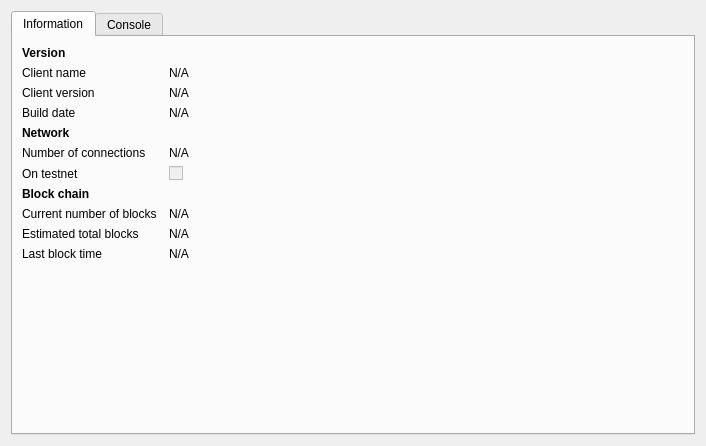
Before: the Qt Designer form src/qt/forms/rpcconsole.ui in hanxianzhai/poscoin, drawn with Qt 5.
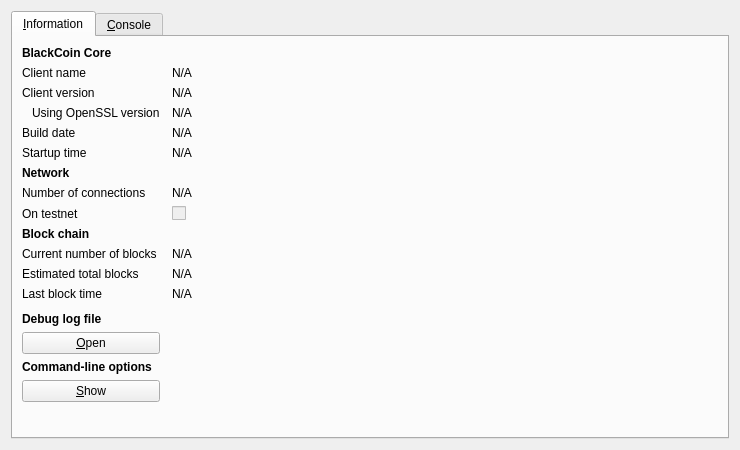
After: the same form once the commit is applied. Icons and pictures are not drawn.

What changed in the file:
```diff
--- a/src/qt/forms/rpcconsole.ui
+++ b/src/qt/forms/rpcconsole.ui
@@ -6,8 +6,8 @@
    <rect>
     <x>0</x>
     <y>0</y>
-    <width>706</width>
-    <height>446</height>
+    <width>740</width>
+    <height>450</height>
    </rect>
   </property>
   <property name="windowTitle">
@@ -21,12 +21,25 @@
      </property>
      <widget class="QWidget" name="tab_info">
       <attribute name="title">
-       <string>Information</string>
+       <string>&amp;Information</string>
       </attribute>
       <layout class="QGridLayout" name="gridLayout" columnstretch="0,1">
        <property name="horizontalSpacing">
         <number>12</number>
        </property>
+       <item row="0" column="0">
+        <widget class="QLabel" name="label_9">
+         <property name="font">
+          <font>
+           <weight>75</weight>
+           <bold>true</bold>
+          </font>
+         </property>
+         <property name="text">
+          <string>BlackCoin Core</string>
+         </property>
+        </widget>
+       </item>
        <item row="1" column="0">
         <widget class="QLabel" name="label_5">
          <property name="text">
@@ -67,20 +80,79 @@
          </property>
         </widget>
        </item>
-       <item row="0" column="0">
-        <widget class="QLabel" name="label_9">
-         <property name="font">
-          <font>
-           <weight>75</weight>
-           <bold>true</bold>
-          </font>
+       <item row="3" column="0">
+        <widget class="QLabel" name="label_14">
+         <property name="text">
+          <string>Using OpenSSL version</string>
          </property>
+         <property name="indent">
+          <number>10</number>
+         </property>
+        </widget>
+       </item>
+       <item row="3" column="1">
+        <widget class="QLabel" name="openSSLVersion">
+         <property name="cursor">
+          <cursorShape>IBeamCursor</cursorShape>
+         </property>
          <property name="text">
-          <string>Version</string>
+          <string>N/A</string>
+         </property>
+         <property name="textFormat">
+          <enum>Qt::PlainText</enum>
+         </property>
+         <property name="textInteractionFlags">
+          <set>Qt::LinksAccessibleByMouse|Qt::TextSelectableByKeyboard|Qt::TextSelectableByMouse</set>
          </property>
         </widget>
        </item>
        <item row="4" column="0">
+        <widget class="QLabel" name="label_12">
+         <property name="text">
+          <string>Build date</string>
+         </property>
+        </widget>
+       </item>
+       <item row="4" column="1">
+        <widget class="QLabel" name="buildDate">
+         <property name="cursor">
+          <cursorShape>IBeamCursor</cursorShape>
+         </property>
+         <property name="text">
+          <string>N/A</string>
+         </property>
+         <property name="textFormat">
+          <enum>Qt::PlainText</enum>
+         </property>
+         <property name="textInteractionFlags">
+          <set>Qt::LinksAccessibleByMouse|Qt::TextSelectableByKeyboard|Qt::TextSelectableByMouse</set>
+         </property>
+        </widget>
+       </item>
+       <item row="5" column="0">
+        <widget class="QLabel" name="label_13">
+         <property name="text">
+          <string>Startup time</string>
+         </property>
+        </widget>
+       </item>
+       <item row="5" column="1">
+        <widget class="QLabel" name="startupTime">
+         <property name="cursor">
+          <cursorShape>IBeamCursor</cursorShape>
+         </property>
+         <property name="text">
+          <string>N/A</string>
+         </property>
+         <property name="textFormat">
+          <enum>Qt::PlainText</enum>
+         </property>
+         <property name="textInteractionFlags">
+          <set>Qt::LinksAccessibleByMouse|Qt::TextSelectableByKeyboard|Qt::TextSelectableByMouse</set>
+         </property>
+        </widget>
+       </item>
+       <item row="6" column="0">
         <widget class="QLabel" name="label_11">
          <property name="font">
           <font>
@@ -93,14 +165,14 @@
          </property>
         </widget>
        </item>
-       <item row="5" column="0">
+       <item row="7" column="0">
         <widget class="QLabel" name="label_7">
          <property name="text">
           <string>Number of connections</string>
          </property>
         </widget>
        </item>
-       <item row="5" column="1">
+       <item row="7" column="1">
         <widget class="QLabel" name="numberOfConnections">
          <property name="text">
           <string>N/A</string>
@@ -113,14 +185,14 @@
          </property>
         </widget>
        </item>
-       <item row="6" column="0">
+       <item row="8" column="0">
         <widget class="QLabel" name="label_8">
          <property name="text">
           <string>On testnet</string>
          </property>
         </widget>
        </item>
-       <item row="6" column="1">
+       <item row="8" column="1">
         <widget class="QCheckBox" name="isTestNet">
          <property name="enabled">
           <bool>false</bool>
@@ -130,7 +202,7 @@
          </property>
         </widget>
        </item>
-       <item row="7" column="0">
+       <item row="9" column="0">
         <widget class="QLabel" name="label_10">
          <property name="font">
           <font>
@@ -143,14 +215,14 @@
          </property>
         </widget>
        </item>
-       <item row="8" column="0">
+       <item row="10" column="0">
         <widget class="QLabel" name="label_3">
          <property name="text">
           <string>Current number of blocks</string>
          </property>
         </widget>
        </item>
-       <item row="8" column="1">
+       <item row="10" column="1">
         <widget class="QLabel" name="numberOfBlocks">
          <property name="text">
           <string>N/A</string>
@@ -163,14 +235,14 @@
          </property>
         </widget>
        </item>
-       <item row="9" column="0">
+       <item row="11" column="0">
         <widget class="QLabel" name="label_4">
          <property name="text">
           <string>Estimated total blocks</string>
          </property>
         </widget>
        </item>
-       <item row="9" column="1">
+       <item row="11" column="1">
         <widget class="QLabel" name="totalBlocks">
          <property name="text">
           <string>N/A</string>
@@ -183,14 +255,14 @@
          </property>
         </widget>
        </item>
-       <item row="10" column="0">
+       <item row="12" column="0">
         <widget class="QLabel" name="label_2">
          <property name="text">
           <string>Last block time</string>
          </property>
         </widget>
        </item>
-       <item row="10" column="1">
+       <item row="12" column="1">
         <widget class="QLabel" name="lastBlockTime">
          <property name="text">
           <string>N/A</string>
@@ -203,7 +275,72 @@
          </property>
         </widget>
        </item>
-       <item row="11" column="0">
+       <item row="13" column="0">
+        <spacer name="verticalSpacer_2">
+         <property name="orientation">
+          <enum>Qt::Vertical</enum>
+         </property>
+         <property name="sizeHint" stdset="0">
+          <size>
+           <width>20</width>
+           <height>20</height>
+          </size>
+         </property>
+        </spacer>
+       </item>
+       <item row="14" column="0">
+        <widget class="QLabel" name="labelDebugLogfile">
+         <property name="font">
+          <font>
+           <weight>75</weight>
+           <bold>true</bold>
+          </font>
+         </property>
+         <property name="text">
+          <string>Debug log file</string>
+         </property>
+        </widget>
+       </item>
+       <item row="15" column="0">
+        <widget class="QPushButton" name="openDebugLogfileButton">
+         <property name="toolTip">
+          <string>Open the BlackCoin debug log file from the current data directory. This can take a few seconds for large log files.</string>
+         </property>
+         <property name="text">
+          <string>&amp;Open</string>
+         </property>
+         <property name="autoDefault">
+          <bool>false</bool>
+         </property>
+        </widget>
+       </item>
+       <item row="16" column="0">
+        <widget class="QLabel" name="labelCLOptions">
+         <property name="font">
+          <font>
+           <weight>75</weight>
+           <bold>true</bold>
+          </font>
+         </property>
+         <property name="text">
+          <string>Command-line options</string>
+         </property>
+        </widget>
+       </item>
+       <item row="17" column="0">
+        <widget class="QPushButton" name="showCLOptionsButton">
+         <property name="toolTip">
+          <string>Show the BlackCoin-Qt help message to get a list with possible BlackCoin command-line options.</string>
+         </property>
+         <property name="text">
+          <string>&amp;Show</string>
+         </property>
+         <property name="autoDefault">
+          <bool>false</bool>
+         </property>
+        </widget>
+       </item>
+       <item row="18" column="0">
         <spacer name="verticalSpacer">
          <property name="orientation">
           <enum>Qt::Vertical</enum>
@@ -216,25 +353,11 @@
          </property>
         </spacer>
        </item>
-       <item row="3" column="0">
-        <widget class="QLabel" name="label_12">
-         <property name="text">
-          <string>Build date</string>
-         </property>
-        </widget>
-       </item>
-       <item row="3" column="1">
-        <widget class="QLabel" name="buildDate">
-         <property name="text">
-          <string>N/A</string>
-         </property>
-        </widget>
-       </item>
       </layout>
      </widget>
      <widget class="QWidget" name="tab_console">
       <attribute name="title">
-       <string>Console</string>
+       <string>&amp;Console</string>
       </attribute>
       <layout class="QVBoxLayout" name="verticalLayout_3">
        <property name="spacing">
```
Left out of the diff: 22 changed lines with no effect on the pictures.
